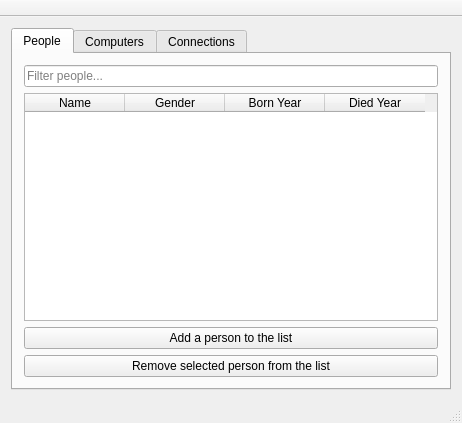
The window that mainwindow.ui (Ragnarstefanss/VLN1-Skil3) describes before a commit, drawn with Qt 5.
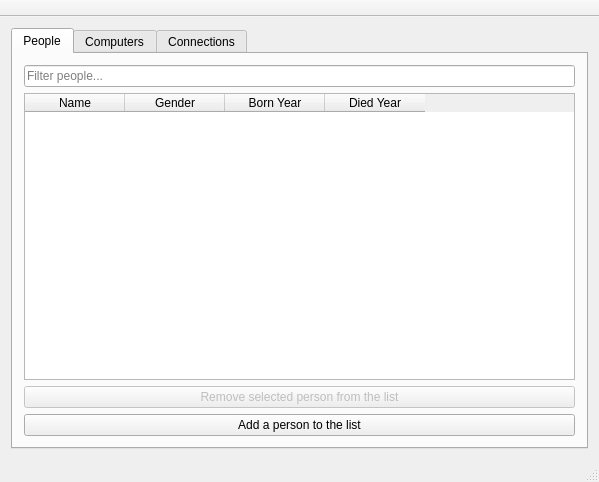
The same window after the commit. The open tabs and pages were chosen to show the change.

```diff
--- a/mainwindow.ui
+++ b/mainwindow.ui
@@ -6,8 +6,8 @@
    <rect>
     <x>0</x>
     <y>0</y>
-    <width>462</width>
-    <height>423</height>
+    <width>599</width>
+    <height>482</height>
    </rect>
   </property>
   <property name="windowTitle">
@@ -68,20 +68,23 @@
           </column>
          </widget>
         </item>
-        <item>
-         <widget class="QPushButton" name="button_add_people">
-          <property name="text">
-           <string>Add a person to the list</string>
-          </property>
-         </widget>
-        </item>
         <item>
          <widget class="QPushButton" name="button_remove_people">
+          <property name="enabled">
+           <bool>false</bool>
+          </property>
           <property name="text">
            <string>Remove selected person from the list</string>
           </property>
          </widget>
         </item>
+        <item>
+         <widget class="QPushButton" name="button_add_people">
+          <property name="text">
+           <string>Add a person to the list</string>
+          </property>
+         </widget>
+        </item>
        </layout>
       </widget>
       <widget class="QWidget" name="Computers">
```
Left out of the diff: 19 changed lines with no effect on the pictures.
